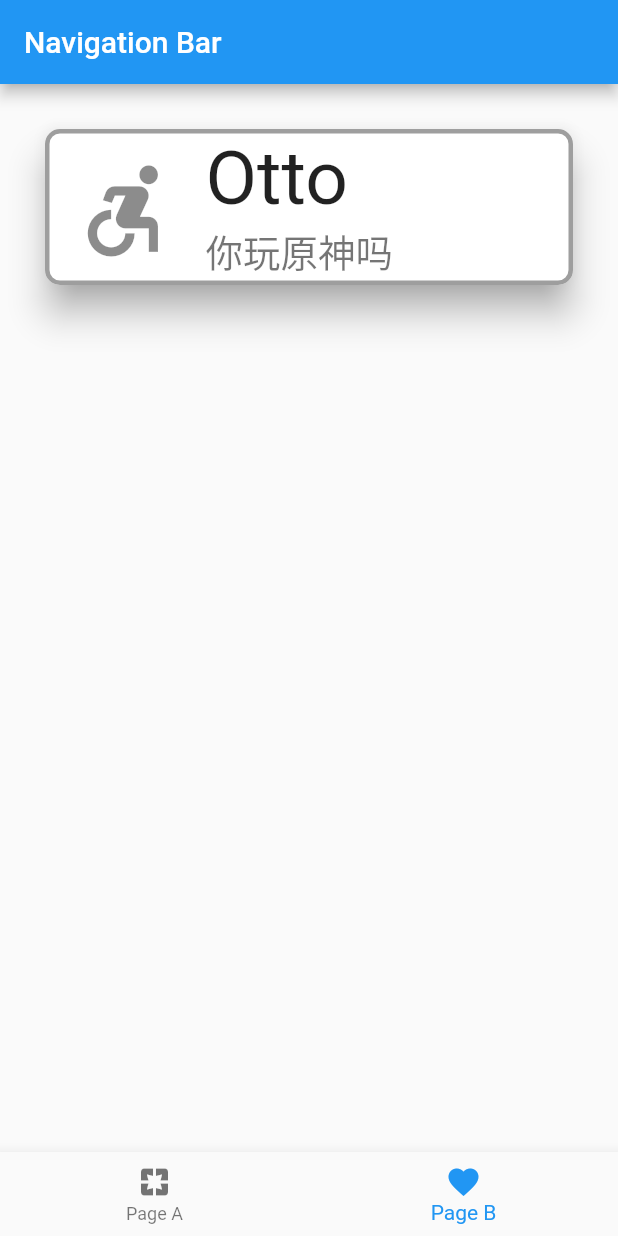
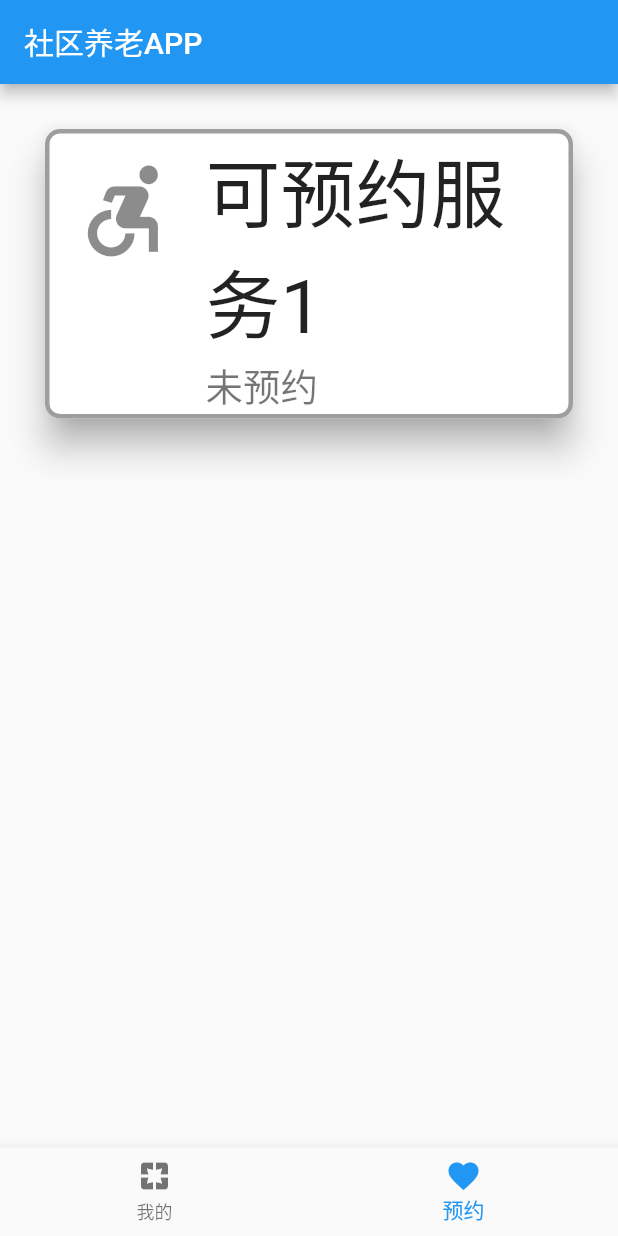
Before and after one commit to angrychow/flutter-example, a Flutter app: the screen it shows after launch, item 2 of the bottom bar chosen, on a phone screen of 412 x 824 dp. Run offline on Flutter 3.47's test engine with Material 2 defaults, Android fonts, the phone set to English and light mode, and no system bars; missing offline and left inert: bruno.

```diff
--- a/lib/main.dart
+++ b/lib/main.dart
@@ -34,12 +34,12 @@ class _MyAppState extends State<MyApp> {
   Widget build(BuildContext context) {
     return Scaffold(
       appBar: AppBar(
-        title: Text('Navigation Bar'),
+        title: Text('社区养老APP'),
       ),
       bottomNavigationBar: BottomNavigationBar(
         items: const [
-          BottomNavigationBarItem(icon: Icon(Icons.pages), label: 'Page A'),
-          BottomNavigationBarItem(icon: Icon(Icons.favorite), label: 'Page B'),
+          BottomNavigationBarItem(icon: Icon(Icons.pages), label: '我的'),
+          BottomNavigationBarItem(icon: Icon(Icons.favorite), label: '预约'),
         ],
         onTap: (value) {
           print(value);
--- a/lib/models/user-info.dart
+++ b/lib/models/user-info.dart
@@ -1,15 +1,18 @@
 import 'package:flutter/foundation.dart';
 import 'package:flutter/material.dart';
 import 'package:provider/provider.dart';
+import '../components/activity-card.dart';
 
 class UserInfoModel extends ChangeNotifier {
   String _userName = '获取中';
   int _age = 0;
   bool _isLoad = false;
+  List<Widget> _serviceReserve = [];
 
   String get userName => _userName;
   int get age => _age;
   bool get isLoad => _isLoad;
+  List<Widget> get serviceReserve => _serviceReserve;
 
   void getUserInfo() async {
     if (!_isLoad) {
@@ -17,6 +20,35 @@ class UserInfoModel extends ChangeNotifier {
         _userName = '蒲俊宋';
         _age = 19;
         _isLoad = true;
+        _serviceReserve = <Widget>[
+          ActivityCard(
+            key: Key('预定服务1'),
+            title: '预定服务1',
+            subtitle: 'description',
+            callback: () {
+              print("test");
+            },
+            iconData: Icons.add_alert_sharp,
+          ),
+          ActivityCard(
+            key: Key('预定服务2'),
+            title: '预定服务2',
+            subtitle: 'description',
+            callback: () {
+              print("test");
+            },
+            iconData: Icons.tag_faces_outlined,
+          ),
+          ActivityCard(
+            key: Key('预定服务3'),
+            title: '预定服务3',
+            subtitle: 'description',
+            callback: () {
+              print("test");
+            },
+            iconData: Icons.airline_seat_flat_angled_outlined,
+          ),
+        ];
         notifyListeners();
       });
     } else {
--- a/lib/pages/page-b.dart
+++ b/lib/pages/page-b.dart
@@ -18,14 +18,14 @@ class _PageAState extends State<PageB> {
   Widget build(BuildContext context) {
     return Container(
       child: ActivityCard(
-        title: "Otto",
-        subtitle: _isSelect ? "这就是不玩原神的下场" : "你玩原神吗",
+        title: "可预约服务1",
+        subtitle: _isSelect ? "已预约" : "未预约",
         callback: () async {
           BrnDialogManager.showSingleButtonDialog(
             context,
-            label: '不玩',
-            title: "你玩原神吗",
-            message: '不玩原神的人，素质品味修养都很低',
+            label: '预约',
+            title: "可预约服务1",
+            message: '点击以确认预约',
             onTap: () {
               setState(() {
                 _isSelect = true;
```
Also changed, not shown: lib/pages/page-a.dart (+31 -16 lines).
